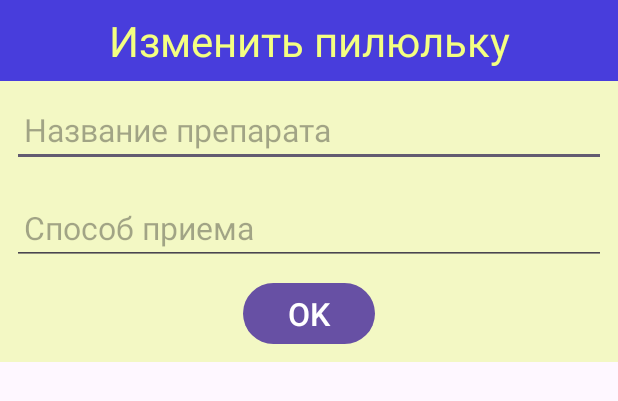
After one commit to KotlyarovSergey/PillsNumberOne, an Android app: the layout dialog_edit.xml on its own in the app's theme, with its tools: preview values and no code run, on a phone screen of 412 x 824 dp. The commit adds this screen. Shown: the top 401 px of the screen. Run offline under Robolectric (Android 15) with nearby library versions, the phone set to English and light mode, and no system bars.

Commit message:
EditDialog test

```diff
--- a/app/src/main/java/com/ksv/pillsnumberone/data/Repository.kt
+++ b/app/src/main/java/com/ksv/pillsnumberone/data/Repository.kt
@@ -15,9 +15,9 @@ class Repository {
         return map
 
 //        return mapOf(
-//            Times.MORNING to morningPills,
-//            Times.NOON to noonPills,
-//            Times.EVENING to eveningPills)
+//            EatingTime.BREAKFAST.title to morningPills,
+//            EatingTime.LUNCH.title to noonPills,
+//            EatingTime.DINNER.title to eveningPills)
     }
 
     companion object{
--- /dev/null
+++ b/app/src/main/res/layout/dialog_edit.xml
@@ -0,0 +1,48 @@
+<?xml version="1.0" encoding="utf-8"?>
+<LinearLayout xmlns:android="http://schemas.android.com/apk/res/android"
+    android:layout_width="match_parent"
+    android:layout_height="wrap_content"
+    android:background="#F3F8C4"
+    android:orientation="vertical">
+
+    <TextView
+        android:layout_width="match_parent"
+        android:layout_height="wrap_content"
+        android:background="@color/edit_background"
+        android:paddingVertical="8dp"
+        android:text="@string/edit_title_edit"
+        android:textAlignment="center"
+        android:textColor="@color/medicine_active"
+        android:textSize="28sp" />
+
+    <EditText
+        android:id="@+id/ed_medicine_title"
+        android:layout_width="match_parent"
+        android:layout_height="wrap_content"
+        android:layout_marginHorizontal="8dp"
+        android:layout_marginVertical="8dp"
+        android:hint="@string/edit_medicine_name"
+        android:inputType="textCapSentences"
+        android:paddingHorizontal="8dp"
+        android:textSize="21sp" />
+
+    <EditText
+        android:id="@+id/ed_medicine_recipe"
+        android:layout_width="match_parent"
+        android:layout_height="wrap_content"
+        android:layout_marginHorizontal="8dp"
+        android:layout_marginVertical="8dp"
+        android:hint="@string/edit_medicine_recipe"
+        android:paddingHorizontal="8dp"
+        android:textSize="21sp" />
+
+    <Button
+        android:id="@+id/ed_button_ok"
+        android:layout_width="wrap_content"
+        android:layout_height="wrap_content"
+        android:layout_gravity="center"
+        android:layout_marginBottom="8dp"
+        android:text="@string/button_ok"
+        android:textSize="21sp" />
+
+</LinearLayout>
--- a/app/src/main/res/layout/fragment_main.xml
+++ b/app/src/main/res/layout/fragment_main.xml
@@ -164,5 +164,5 @@
         app:layout_behavior="com.google.android.material.behavior.HideBottomViewOnScrollBehavior"
         app:maxImageSize="48dp"
         app:shapeAppearance="?attr/shapeAppearance"
-        app:tint="?attr/background" />
+        app:tint="#FFFFFF" />
 </androidx.coordinatorlayout.widget.CoordinatorLayout>
--- a/app/src/main/res/values/strings.xml
+++ b/app/src/main/res/values/strings.xml
@@ -30,9 +30,12 @@
     <string name="edit_title_new">Добавить пилюльку</string>
     <string name="medicine_name">Название препарата:</string>
     <string name="medicine_recipe">Способ приема:</string>
+    <string name="need_check_message">Выберете период веремени</string>
     <string name="button_ok">OK</string>
-    <string name="need_check_message">Выберете период веремени</string>
 
+    <!--    EditDialog -->
+    <string name="edit_medicine_name">Название препарата</string>
+    <string name="edit_medicine_recipe">Способ приема</string>
 
 
 </resources>
--- a/gradle/libs.versions.toml
+++ b/gradle/libs.versions.toml
@@ -1,12 +1,12 @@
 [versions]
 agp = "8.7.2"
-kotlin = "1.9.0"
+kotlin = "1.9.24"
 coreKtx = "1.13.1"
 junit = "4.13.2"
 junitVersion = "1.2.1"
 espressoCore = "3.6.1"
 appcompat = "1.7.0"
-kotlinxSerializationJson = "1.6.1"
+kotlinxSerializationJson = "1.6.3"
 material = "1.12.0"
 activity = "1.9.3"
 constraintlayout = "2.2.0"
```
Also changed, not shown: app/src/main/java/com/ksv/pillsnumberone/presentation/EditDialog.kt (added, +35 -0 lines), app/src/main/java/com/ksv/pillsnumberone/presentation/MainFragment.kt (+11 -2 lines).
